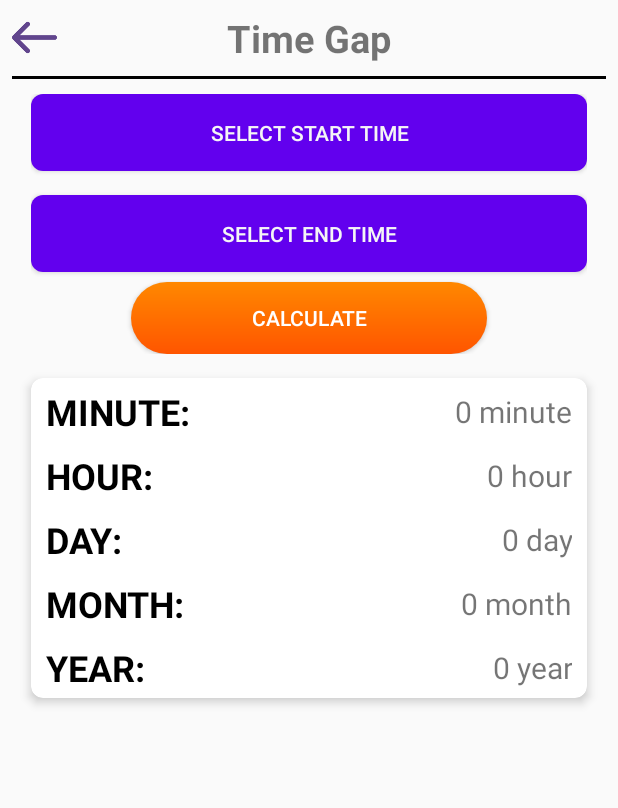
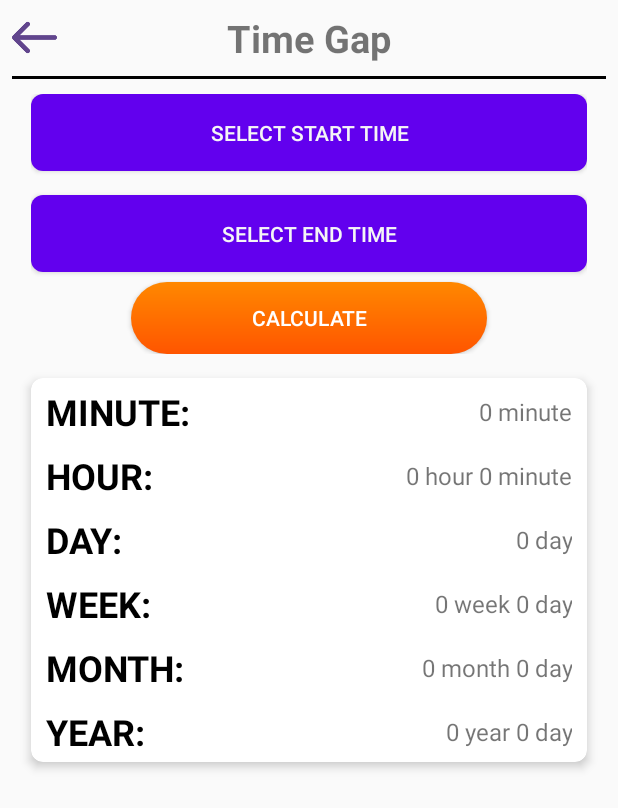
Before and after one commit to Zhong0118/calculatorSuper, an Android app: the TimeActivity screen opened directly, with no data from a screen before it, on a phone screen of 412 x 824 dp. Shown: the top 808 px of the screen. Run offline under Robolectric (Android 15) with nearby library versions, the phone set to English and light mode, and no system bars.

Commit message:
time gap1

```diff
--- a/app/src/main/java/com/example/superjjj/EnglishActivity.java
+++ b/app/src/main/java/com/example/superjjj/EnglishActivity.java
@@ -161,7 +161,7 @@ public class EnglishActivity extends AppCompatActivity {
     }
 
     private void getResult() {
-        if (expression.isEmpty()){
+        if (num.getText().toString().isEmpty()){
             ToastUtil.showShort(this, "please input data");
             return;
         }
--- a/app/src/main/res/layout/activity_time.xml
+++ b/app/src/main/res/layout/activity_time.xml
@@ -102,13 +102,13 @@
                 android:layout_marginTop="6dp"
                 android:layout_marginBottom="6px"
                 android:orientation="horizontal"
-                android:weightSum="5">
+                android:weightSum="3">
 
                 <TextView
                     android:layout_width="0dp"
                     android:layout_height="wrap_content"
                     android:layout_gravity="center_vertical"
-                    android:layout_weight="2"
+                    android:layout_weight="1"
                     android:paddingLeft="10dp"
                     android:text="MINUTE: "
                     android:textColor="#000000"
@@ -120,10 +120,10 @@
                     android:layout_width="0dp"
                     android:layout_height="wrap_content"
                     android:layout_gravity="center_vertical"
-                    android:layout_weight="3"
+                    android:layout_weight="2"
                     android:gravity="right|bottom"
                     android:paddingRight="10dp"
-                    android:textSize="20sp"
+                    android:textSize="16sp"
                     android:text="0 minute"/>
             </LinearLayout>
 
@@ -134,13 +134,13 @@
                 android:layout_marginTop="6dp"
                 android:layout_marginBottom="6px"
                 android:orientation="horizontal"
-                android:weightSum="5">
+                android:weightSum="3">
 
                 <TextView
                     android:layout_width="0dp"
                     android:layout_height="wrap_content"
                     android:layout_gravity="center_vertical"
-                    android:layout_weight="2"
+                    android:layout_weight="1"
                     android:paddingLeft="10dp"
                     android:text="HOUR: "
                     android:textColor="#000000"
@@ -152,11 +152,11 @@
                     android:layout_width="0dp"
                     android:layout_height="wrap_content"
                     android:layout_gravity="center_vertical"
-                    android:layout_weight="3"
+                    android:layout_weight="2"
                     android:gravity="right|bottom"
                     android:paddingRight="10dp"
-                    android:textSize="20sp"
-                    android:text="0 hour"/>
+                    android:textSize="16sp"
+                    android:text="0 hour 0 minute"/>
             </LinearLayout>
 
             <LinearLayout
@@ -166,13 +166,13 @@
                 android:layout_marginTop="6dp"
                 android:layout_marginBottom="6px"
                 android:orientation="horizontal"
-                android:weightSum="5">
+                android:weightSum="3">
 
                 <TextView
                     android:layout_width="0dp"
                     android:layout_height="wrap_content"
                     android:layout_gravity="center_vertical"
-                    android:layout_weight="2"
+                    android:layout_weight="1"
                     android:paddingLeft="10dp"
                     android:text="DAY: "
                     android:textColor="#000000"
@@ -184,11 +184,43 @@
                     android:layout_width="0dp"
                     android:layout_height="wrap_content"
                     android:layout_gravity="center_vertical"
-                    android:layout_weight="3"
+                    android:layout_weight="2"
                     android:gravity="right|bottom"
                     android:paddingRight="10dp"
-                    android:textSize="20sp"
+                    android:textSize="16sp"
                     android:text="0 day"/>
+            </LinearLayout>
+
+            <LinearLayout
+                android:id="@+id/weekView"
+                android:layout_width="match_parent"
+                android:layout_height="wrap_content"
+                android:layout_marginTop="6dp"
+                android:layout_marginBottom="6px"
+                android:orientation="horizontal"
+                android:weightSum="3">
+
+                <TextView
+                    android:layout_width="0dp"
+                    android:layout_height="wrap_content"
+                    android:layout_gravity="center_vertical"
+                    android:layout_weight="1"
+                    android:paddingLeft="10dp"
+                    android:text="WEEK: "
+                    android:textColor="#000000"
+                    android:textSize="24sp"
+                    android:textStyle="bold" />
+
+                <TextView
+                    android:id="@+id/weekText"
+                    android:layout_width="0dp"
+                    android:layout_height="wrap_content"
+                    android:layout_gravity="center_vertical"
+                    android:layout_weight="2"
+                    android:gravity="right|bottom"
+                    android:paddingRight="10dp"
+                    android:textSize="16sp"
+                    android:text="0 week 0 day"/>
             </LinearLayout>
 
             <LinearLayout
@@ -198,13 +230,13 @@
                 android:layout_marginTop="6dp"
                 android:layout_marginBottom="6px"
                 android:orientation="horizontal"
-                android:weightSum="5">
+                android:weightSum="3">
 
                 <TextView
                     android:layout_width="0dp"
                     android:layout_height="wrap_content"
                     android:layout_gravity="center_vertical"
-                    android:layout_weight="2"
+                    android:layout_weight="1"
                     android:paddingLeft="10dp"
                     android:text="MONTH: "
                     android:textColor="#000000"
@@ -216,11 +248,11 @@
                     android:layout_width="0dp"
                     android:layout_height="wrap_content"
                     android:layout_gravity="center_vertical"
-                    android:layout_weight="3"
+                    android:layout_weight="2"
                     android:gravity="right|bottom"
                     android:paddingRight="10dp"
-                    android:textSize="20sp"
-                    android:text="0 month"/>
+                    android:textSize="16sp"
+                    android:text="0 month 0 day"/>
             </LinearLayout>
 
             <LinearLayout
@@ -230,13 +262,13 @@
                 android:layout_marginTop="6dp"
                 android:layout_marginBottom="6px"
                 android:orientation="horizontal"
-                android:weightSum="5">
+                android:weightSum="3">
 
                 <TextView
                     android:layout_width="0dp"
                     android:layout_height="wrap_content"
                     android:layout_gravity="center_vertical"
-                    android:layout_weight="2"
+                    android:layout_weight="1"
                     android:paddingLeft="10dp"
                     android:text="YEAR: "
                     android:textColor="#000000"
@@ -248,11 +280,11 @@
                     android:layout_width="0dp"
                     android:layout_height="wrap_content"
                     android:layout_gravity="center_vertical"
-                    android:layout_weight="3"
+                    android:layout_weight="2"
                     android:gravity="right|bottom"
                     android:paddingRight="10dp"
-                    android:textSize="20sp"
-                    android:text="0 year"/>
+                    android:textSize="16sp"
+                    android:text="0 year 0 day"/>
             </LinearLayout>
 
         </LinearLayout>
```
Also changed, not shown: app/src/main/java/com/example/superjjj/TimeActivity.java (+104 -30 lines).
